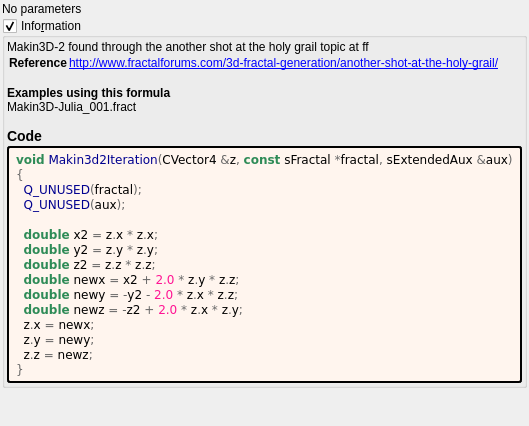
First picture: the form in mandelbulber2/formula/ui/makin3d2.ui, repository buddhi1980/mandelbulber2, before the edit.
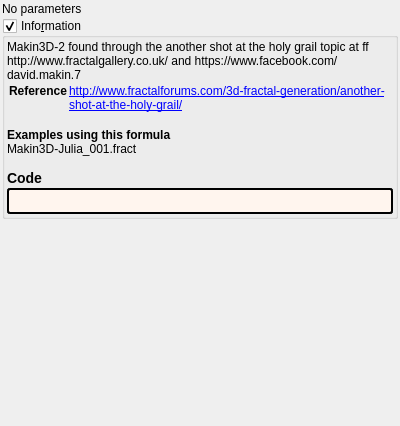
Second picture: the form after the edit. Custom widgets are drawn as their Qt base class.

What changed in the file:
```diff
--- a/mandelbulber2/formula/ui/makin3d2.ui
+++ b/mandelbulber2/formula/ui/makin3d2.ui
@@ -66,7 +66,7 @@
       <item>
        <widget class="QLabel" name="label_information_general">
         <property name="text">
-         <string notr="true">&lt;p&gt;Makin3D-2 found through the another shot at the holy grail topic at ff&lt;/p&gt;&lt;table&gt;
+         <string notr="true">&lt;p&gt;Makin3D-2 found through the another shot at the holy grail topic at ff&lt;br&gt;http://www.fractalgallery.co.uk/ and https://www.facebook.com/david.makin.7&lt;/p&gt;&lt;table&gt;
 &lt;tr&gt;&lt;th&gt;Reference&lt;/th&gt;&lt;td&gt;&lt;a href=&quot;http://www.fractalforums.com/3d-fractal-generation/another-shot-at-the-holy-grail/&quot;&gt;http://www.fractalforums.com/3d-fractal-generation/another-shot-at-the-holy-grail/&lt;br&gt;
 &lt;/td&gt;&lt;/tr&gt;
 &lt;/table&gt;
@@ -89,24 +89,7 @@
          <string notr="true">border-style: outset; border-width: 2px; border-radius: 3px; border-color: black; background-color: #fff5ee; padding: 4px;</string>
         </property>
         <property name="text">
-         <string notr="true">&lt;body style=&quot;background-color:#fff5ee&quot;&gt;
-&lt;pre style=&quot;color:#000000; background-color:#fff5ee;  font-family:'Courier New',monospace;&quot;&gt;&lt;span style=&quot;color:#2e8b57; font-weight:bold&quot;&gt;void&lt;/span&gt; &lt;span style=&quot;color:#00008f&quot;&gt;Makin3d2Iteration&lt;/span&gt;&lt;span style=&quot;color:#676767&quot;&gt;(&lt;/span&gt;CVector4 &lt;span style=&quot;color:#676767&quot;&gt;&amp;amp;&lt;/span&gt;z&lt;span style=&quot;color:#676767&quot;&gt;,&lt;/span&gt; &lt;span style=&quot;color:#2e8b57; font-weight:bold&quot;&gt;const&lt;/span&gt; sFractal &lt;span style=&quot;color:#676767&quot;&gt;*&lt;/span&gt;fractal&lt;span style=&quot;color:#676767&quot;&gt;,&lt;/span&gt; sExtendedAux &lt;span style=&quot;color:#676767&quot;&gt;&amp;amp;&lt;/span&gt;aux&lt;span style=&quot;color:#676767&quot;&gt;)&lt;/span&gt;
-&lt;span style=&quot;color:#676767&quot;&gt;{&lt;/span&gt;
-  &lt;span style=&quot;color:#00008f&quot;&gt;Q_UNUSED&lt;/span&gt;&lt;span style=&quot;color:#676767&quot;&gt;(&lt;/span&gt;fractal&lt;span style=&quot;color:#676767&quot;&gt;);&lt;/span&gt;
-  &lt;span style=&quot;color:#00008f&quot;&gt;Q_UNUSED&lt;/span&gt;&lt;span style=&quot;color:#676767&quot;&gt;(&lt;/span&gt;aux&lt;span style=&quot;color:#676767&quot;&gt;);&lt;/span&gt;
-
-  &lt;span style=&quot;color:#2e8b57; font-weight:bold&quot;&gt;double&lt;/span&gt; x2 &lt;span style=&quot;color:#676767&quot;&gt;=&lt;/span&gt; z&lt;span style=&quot;color:#676767&quot;&gt;.&lt;/span&gt;x &lt;span style=&quot;color:#676767&quot;&gt;*&lt;/span&gt; z&lt;span style=&quot;color:#676767&quot;&gt;.&lt;/span&gt;x&lt;span style=&quot;color:#676767&quot;&gt;;&lt;/span&gt;
-  &lt;span style=&quot;color:#2e8b57; font-weight:bold&quot;&gt;double&lt;/span&gt; y2 &lt;span style=&quot;color:#676767&quot;&gt;=&lt;/span&gt; z&lt;span style=&quot;color:#676767&quot;&gt;.&lt;/span&gt;y &lt;span style=&quot;color:#676767&quot;&gt;*&lt;/span&gt; z&lt;span style=&quot;color:#676767&quot;&gt;.&lt;/span&gt;y&lt;span style=&quot;color:#676767&quot;&gt;;&lt;/span&gt;
-  &lt;span style=&quot;color:#2e8b57; font-weight:bold&quot;&gt;double&lt;/span&gt; z2 &lt;span style=&quot;color:#676767&quot;&gt;=&lt;/span&gt; z&lt;span style=&quot;color:#676767&quot;&gt;.&lt;/span&gt;z &lt;span style=&quot;color:#676767&quot;&gt;*&lt;/span&gt; z&lt;span style=&quot;color:#676767&quot;&gt;.&lt;/span&gt;z&lt;span style=&quot;color:#676767&quot;&gt;;&lt;/span&gt;
-  &lt;span style=&quot;color:#2e8b57; font-weight:bold&quot;&gt;double&lt;/span&gt; newx &lt;span style=&quot;color:#676767&quot;&gt;=&lt;/span&gt; x2 &lt;span style=&quot;color:#676767&quot;&gt;+&lt;/span&gt; &lt;span style=&quot;color:#ff1493&quot;&gt;2.0&lt;/span&gt; &lt;span style=&quot;color:#676767&quot;&gt;*&lt;/span&gt; z&lt;span style=&quot;color:#676767&quot;&gt;.&lt;/span&gt;y &lt;span style=&quot;color:#676767&quot;&gt;*&lt;/span&gt; z&lt;span style=&quot;color:#676767&quot;&gt;.&lt;/span&gt;z&lt;span style=&quot;color:#676767&quot;&gt;;&lt;/span&gt;
-  &lt;span style=&quot;color:#2e8b57; font-weight:bold&quot;&gt;double&lt;/span&gt; newy &lt;span style=&quot;color:#676767&quot;&gt;= -&lt;/span&gt;y2 &lt;span style=&quot;color:#676767&quot;&gt;-&lt;/span&gt; &lt;span style=&quot;color:#ff1493&quot;&gt;2.0&lt;/span&gt; &lt;span style=&quot;color:#676767&quot;&gt;*&lt;/span&gt; z&lt;span style=&quot;color:#676767&quot;&gt;.&lt;/span&gt;x &lt;span style=&quot;color:#676767&quot;&gt;*&lt;/span&gt; z&lt;span style=&quot;color:#676767&quot;&gt;.&lt;/span&gt;z&lt;span style=&quot;color:#676767&quot;&gt;;&lt;/span&gt;
-  &lt;span style=&quot;color:#2e8b57; font-weight:bold&quot;&gt;double&lt;/span&gt; newz &lt;span style=&quot;color:#676767&quot;&gt;= -&lt;/span&gt;z2 &lt;span style=&quot;color:#676767&quot;&gt;+&lt;/span&gt; &lt;span style=&quot;color:#ff1493&quot;&gt;2.0&lt;/span&gt; &lt;span style=&quot;color:#676767&quot;&gt;*&lt;/span&gt; z&lt;span style=&quot;color:#676767&quot;&gt;.&lt;/span&gt;x &lt;span style=&quot;color:#676767&quot;&gt;*&lt;/span&gt; z&lt;span style=&quot;color:#676767&quot;&gt;.&lt;/span&gt;y&lt;span style=&quot;color:#676767&quot;&gt;;&lt;/span&gt;
-  z&lt;span style=&quot;color:#676767&quot;&gt;.&lt;/span&gt;x &lt;span style=&quot;color:#676767&quot;&gt;=&lt;/span&gt; newx&lt;span style=&quot;color:#676767&quot;&gt;;&lt;/span&gt;
-  z&lt;span style=&quot;color:#676767&quot;&gt;.&lt;/span&gt;y &lt;span style=&quot;color:#676767&quot;&gt;=&lt;/span&gt; newy&lt;span style=&quot;color:#676767&quot;&gt;;&lt;/span&gt;
-  z&lt;span style=&quot;color:#676767&quot;&gt;.&lt;/span&gt;z &lt;span style=&quot;color:#676767&quot;&gt;=&lt;/span&gt; newz&lt;span style=&quot;color:#676767&quot;&gt;;&lt;/span&gt;
-&lt;span style=&quot;color:#676767&quot;&gt;}&lt;/span&gt;
-&lt;/pre&gt;
-&lt;/body&gt;</string>
+         <string notr="true"></string>
         </property>
         <property name="wordWrap">
          <bool>true</bool>
```
